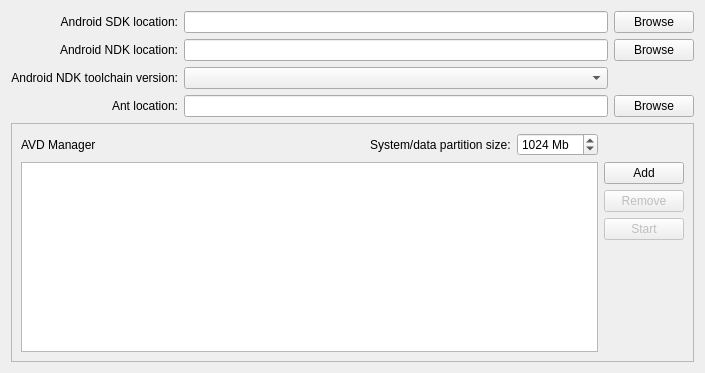
This is src/plugins/qt4projectmanager/qt-android/androidsettingswidget.ui in KDE/android-qt-creator as Qt 5 draws it before an edit. The edited form follows.
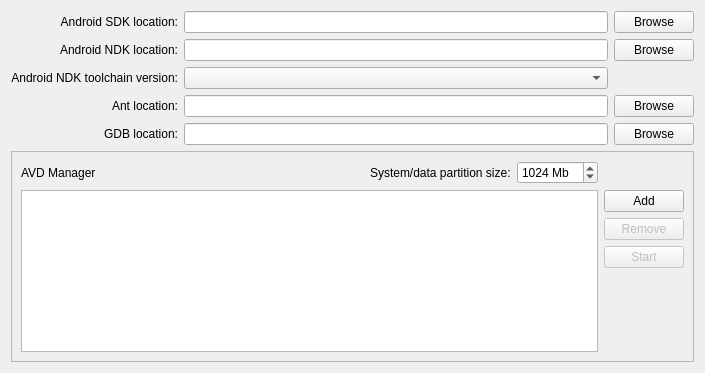
This is the edited form.

Commit message: Add the possibility to choose gdb location.

Diff of the .ui file:
```diff
--- a/src/plugins/qt4projectmanager/qt-android/androidsettingswidget.ui
+++ b/src/plugins/qt4projectmanager/qt-android/androidsettingswidget.ui
@@ -87,7 +87,27 @@
      </property>
     </widget>
    </item>
-   <item row="4" column="0" colspan="3">
+   <item row="4" column="0">
+    <widget class="QLabel" name="GdbLocationLabel">
+     <property name="text">
+      <string>GDB location:</string>
+     </property>
+     <property name="alignment">
+      <set>Qt::AlignRight|Qt::AlignTrailing|Qt::AlignVCenter</set>
+     </property>
+    </widget>
+   </item>
+   <item row="4" column="1">
+    <widget class="QLineEdit" name="GdbLocationLineEdit"/>
+   </item>
+   <item row="4" column="2">
+    <widget class="QPushButton" name="GdbLocationPushButton">
+     <property name="text">
+      <string>Browse</string>
+     </property>
+    </widget>
+   </item>
+   <item row="5" column="0" colspan="3">
     <widget class="QFrame" name="AVDManagerFrame">
      <property name="frameShape">
       <enum>QFrame::StyledPanel</enum>
```
Left out of the diff: 34 changed lines with no effect on the pictures. The commit also changes 4 other files.
